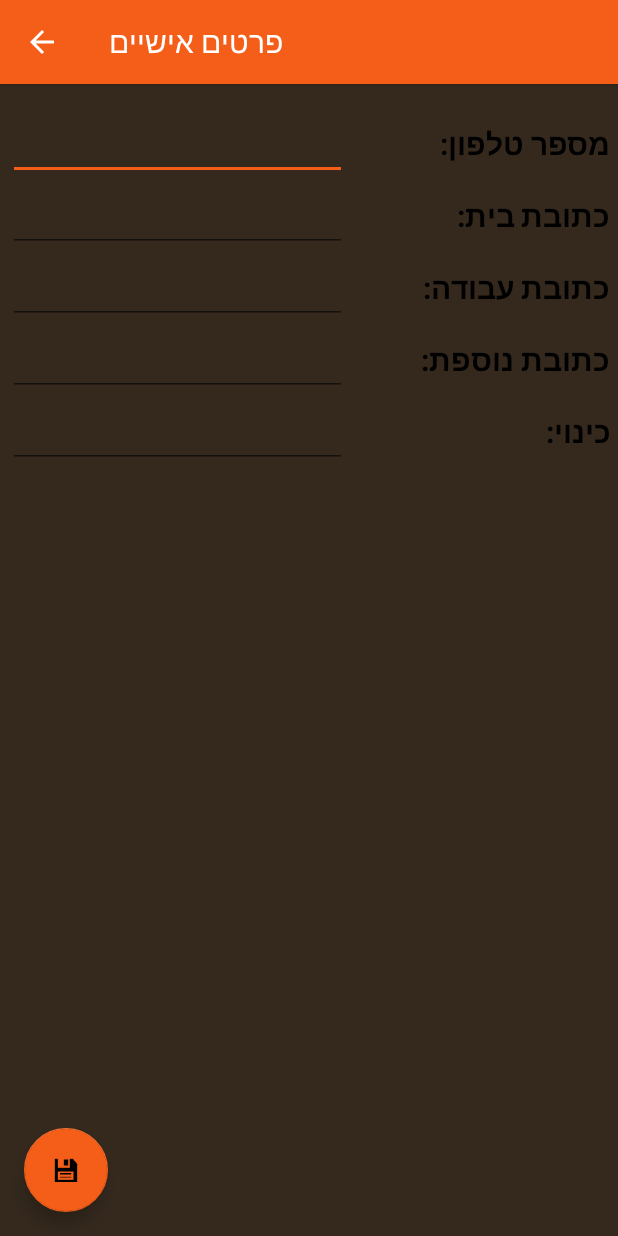
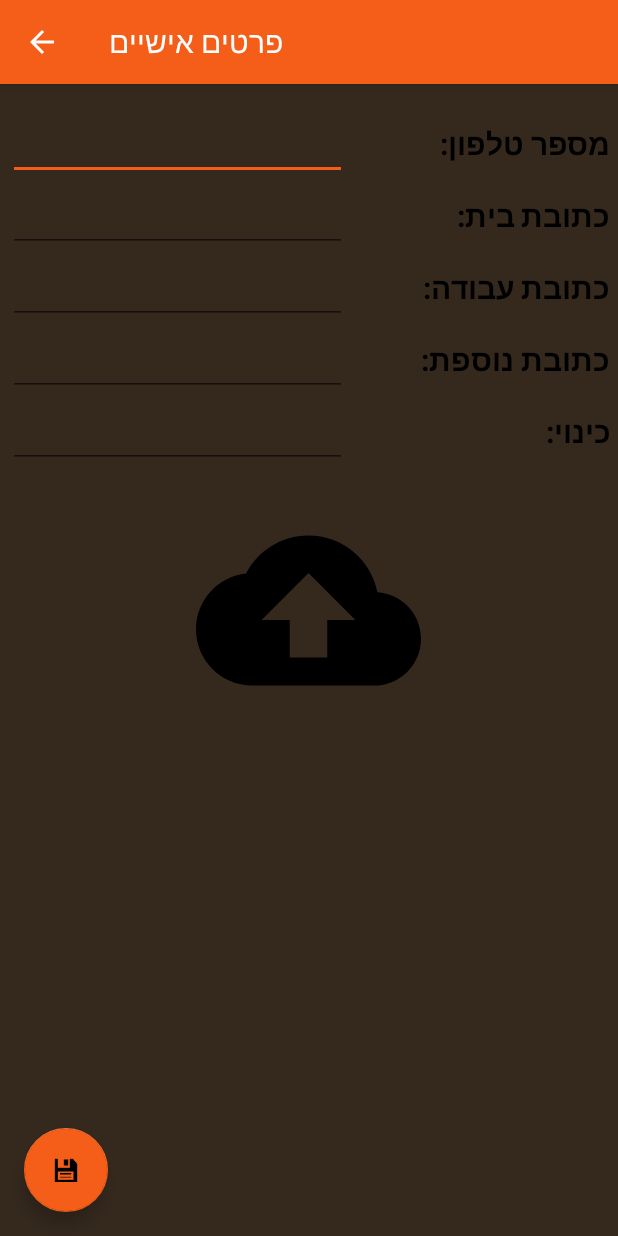
Before and after one commit to MohamedShker/ChickenGrill-master, an Android app: the screen it shows after launch once a user with an empty profile is signed in (PersonalInformationActivity), in the options menu, after a tap on "פרטים אישיים", on a phone screen of 412 x 824 dp. Run offline under Robolectric (Android 15) with nearby library versions, the phone set to English and light mode, and no system bars; our stand-ins replace Firebase (no records; nobody signed in at launch, a user with empty details on screens opened directly), Picasso; libraries missing offline, so code that uses them is left out: com.facebook, com.facebook.login; pictures from the network do not load; 3 statements that could not run were skipped.

Commit message:
done working on settings activity. now must work on some Animations.

```diff
--- a/app/src/main/java/tm/shker/mohamed/chickengrill/Activities/MainActivity.java
+++ b/app/src/main/java/tm/shker/mohamed/chickengrill/Activities/MainActivity.java
@@ -1,8 +1,15 @@
 package tm.shker.mohamed.chickengrill.Activities;
 
+import android.animation.AnimatorSet;
+import android.animation.ObjectAnimator;
+import android.animation.PropertyValuesHolder;
+import android.animation.ValueAnimator;
+import android.app.ActivityOptions;
 import android.content.Intent;
+import android.os.Build;
 import android.os.Bundle;
 import android.support.annotation.NonNull;
+import android.support.annotation.RequiresApi;
 import android.support.design.widget.FloatingActionButton;
 import android.support.design.widget.TabLayout;
 import android.support.v4.app.Fragment;
@@ -38,9 +45,10 @@ public class MainActivity extends AppCompatActivity  {
     private ViewPager viewPager;
     private TabLayout tabs;
     private ImageView background;
-    private String uid;
-    private DatabaseReference mealOrdersREF;
+//    private String uid;
+//    private DatabaseReference mealOrdersREF;
     private FirebaseAuth.AuthStateListener mAuthListener;
+    private FloatingActionButton fab;
 
     @Override
     protected void onCreate(Bundle savedInstanceState) {
@@ -49,17 +57,50 @@ public class MainActivity extends AppCompatActivity  {
         Toolbar toolbar = (Toolbar) findViewById(R.id.toolbar);
         setSupportActionBar(toolbar);
 
-        FloatingActionButton fab = (FloatingActionButton) findViewById(R.id.fabMainActivity);
+        fab = (FloatingActionButton) findViewById(R.id.fabMainActivity);
         fab.setOnClickListener(new View.OnClickListener() {
             @Override
-            public void onClick(View view) {
+            public void onClick(View v) {
                 Intent intent = new Intent(getApplicationContext(),ShoppingCartActivity.class);
-                startActivity(intent);
+                Bundle scaleBundle = null;
+                if (android.os.Build.VERSION.SDK_INT >= android.os.Build.VERSION_CODES.JELLY_BEAN) {
+                    scaleBundle = ActivityOptions.makeScaleUpAnimation(v, 0, 0, v.getWidth(), v.getHeight()).toBundle();
+                    startActivity(intent, scaleBundle);
+                }
+                else {
+                    startActivity(intent);
+                }
             }
         });
 
         /*added---------------------------------------------------*/
         testLogin();
+
+        Intent intent = getIntent();
+        String iCameBackFrom = intent.getStringExtra(Constants.I_CAME_BACK_FROM);
+
+        //if we came back from meal sides activity --> do animation ->>
+        if(iCameBackFrom != null) {
+            if (iCameBackFrom.equals("MealSidesActivity")) {
+                ObjectAnimator rotateAnimation = ObjectAnimator.ofFloat(fab, View.ROTATION, 360);
+                rotateAnimation.setDuration(400);
+                rotateAnimation.setRepeatCount(1);
+                rotateAnimation.setRepeatMode(ValueAnimator.REVERSE);
+
+                PropertyValuesHolder pvhX = PropertyValuesHolder.ofFloat(View.SCALE_X, 2);
+                PropertyValuesHolder pvhY = PropertyValuesHolder.ofFloat(View.SCALE_Y, 2);
+                ObjectAnimator scaleAnimation = ObjectAnimator.ofPropertyValuesHolder(fab, pvhX, pvhY);
+                scaleAnimation.setDuration(400);
+                scaleAnimation.setRepeatCount(1);
+                scaleAnimation.setRepeatMode(ValueAnimator.REVERSE);
+
+
+                AnimatorSet animatorSet = new AnimatorSet();
+                animatorSet.play(rotateAnimation).with(scaleAnimation);
+                animatorSet.setStartDelay(200);
+                animatorSet.start();
+            }
+        }
 
         //set adapter to the viewpager
         ArrayList<Fragment> myFrags = new ArrayList<Fragment>();
--- a/app/src/main/java/tm/shker/mohamed/chickengrill/Activities/PersonalInformationActivity.java
+++ b/app/src/main/java/tm/shker/mohamed/chickengrill/Activities/PersonalInformationActivity.java
@@ -1,7 +1,12 @@
 package tm.shker.mohamed.chickengrill.Activities;
 
+import android.animation.AnimatorSet;
+import android.animation.ObjectAnimator;
+import android.animation.ValueAnimator;
 import android.content.DialogInterface;
+import android.net.Uri;
 import android.os.Bundle;
+import android.provider.ContactsContract;
 import android.support.annotation.NonNull;
 import android.support.design.widget.FloatingActionButton;
 import android.support.design.widget.Snackbar;
@@ -13,18 +18,23 @@ import android.text.TextWatcher;
 import android.util.Log;
 import android.view.View;
 import android.widget.EditText;
+import android.widget.ImageView;
 import android.widget.Toast;
 
+import com.google.android.gms.auth.api.signin.GoogleSignInAccount;
 import com.google.android.gms.tasks.OnFailureListener;
 import com.google.android.gms.tasks.OnSuccessListener;
 import com.google.firebase.auth.FirebaseAuth;
+import com.google.firebase.auth.UserInfo;
 import com.google.firebase.database.DataSnapshot;
 import com.google.firebase.database.DatabaseError;
 import com.google.firebase.database.DatabaseReference;
 import com.google.firebase.database.FirebaseDatabase;
 import com.google.firebase.database.ValueEventListener;
+import com.squareup.picasso.Picasso;
 
 import java.util.ArrayList;
+import java.util.List;
 
 import tm.shker.mohamed.chickengrill.Managers.Constants;
 import tm.shker.mohamed.chickengrill.Objects.User;
@@ -32,6 +42,7 @@ import tm.shker.mohamed.chickengrill.R;
 
 public class PersonalInformationActivity extends AppCompatActivity {
     EditText etPIAPhoneNumber, etPIAHomeAddress, etPIAWorkAddress, etPIARandomAddress, etPIANickName;
+    ImageView ivPIAPhoto;
     String lastChar, uid;
     private int PreviousLength;
     private boolean deleting;
@@ -67,9 +78,21 @@ public class PersonalInformationActivity extends AppCompatActivity {
             }
         });
 
+
+//        //display photo for facebook and google users:
+//        List<? extends UserInfo> providerData = FirebaseAuth.getInstance().getCurrentUser().getProviderData();
+//        for (UserInfo profile : providerData) {
+//            if(profile.getProviderId().equals("facebook.com")) {
+//                String facebookuid = profile.getUid();
+//                String photoUrl = "https://graph.facebook.com/" + facebookuid + "/picture?height=500";
+//                Picasso.with(this).load(photoUrl).into(ivPIAPhoto);
+//            }
+//            else if(profile.getProviderId().equals("google.com")){
+//                String s = profile.getPhotoUrl().toString();
+//                Picasso.with(this).load(s).into(ivPIAPhoto);
+//            }
+//        }
     }
-
-
 
     private void initViews() {
         etPIAPhoneNumber = (EditText) findViewById(R.id.etPIAPhoneNumber);
@@ -77,6 +100,7 @@ public class PersonalInformationActivity extends AppCompatActivity {
         etPIAWorkAddress = (EditText) findViewById(R.id.etPIAWorkAddress);
         etPIARandomAddress = (EditText) findViewById(R.id.etPIARandomAddress);
         etPIANickName = (EditText) findViewById(R.id.etPIANickName);
+        ivPIAPhoto = (ImageView) findViewById(R.id.ivPIAPhoto);
 
     }
 
@@ -149,6 +173,16 @@ public class PersonalInformationActivity extends AppCompatActivity {
         userREF.child("addresses").setValue(addresses).addOnSuccessListener(new OnSuccessListener<Void>() {
             @Override
             public void onSuccess(Void aVoid) {
+                ObjectAnimator alphaAnimation = ObjectAnimator.ofFloat(ivPIAPhoto, View.ALPHA,0);
+                alphaAnimation.setRepeatCount(1);
+                alphaAnimation.setDuration(800);
+                alphaAnimation.setRepeatMode(ValueAnimator.REVERSE);
+                alphaAnimation.start();
+
+
+//                AnimatorSet animatorSet = new AnimatorSet();
+//                animatorSet.play(alphaAnimation);
+
                 Toast.makeText(PersonalInformationActivity.this, "הפרטים נשמרו בהצלחה", Toast.LENGTH_SHORT).show();
             }
         }).addOnFailureListener(new OnFailureListener() {
--- /dev/null
+++ b/app/src/main/res/drawable/ic_cloud_upload_black_24dp.xml
@@ -0,0 +1,9 @@
+<vector xmlns:android="http://schemas.android.com/apk/res/android"
+        android:width="24dp"
+        android:height="24dp"
+        android:viewportWidth="24.0"
+        android:viewportHeight="24.0">
+    <path
+        android:fillColor="#FF000000"
+        android:pathData="M19.35,10.04C18.67,6.59 15.64,4 12,4 9.11,4 6.6,5.64 5.35,8.04 2.34,8.36 0,10.91 0,14c0,3.31 2.69,6 6,6h13c2.76,0 5,-2.24 5,-5 0,-2.64 -2.05,-4.78 -4.65,-4.96zM14,13v4h-4v-4H7l5,-5 5,5h-3z"/>
+</vector>
--- a/app/src/main/res/layout/content_personal_information.xml
+++ b/app/src/main/res/layout/content_personal_information.xml
@@ -60,7 +60,8 @@
                 android:layout_weight="2"
                 android:textSize="20sp"
                 android:textColor="@color/white"
-                android:maxLines="3"
+                android:maxLines="2"
+                android:maxLength="100"
                 android:id="@+id/etPIAHomeAddress"
                 />
 
@@ -88,7 +89,8 @@
                 android:layout_weight="2"
                 android:textSize="20sp"
                 android:textColor="@color/white"
-                android:maxLines="3"
+                android:maxLines="2"
+                android:maxLength="100"
                 android:id="@+id/etPIAWorkAddress"
                 />
 
@@ -116,7 +118,8 @@
                 android:layout_weight="2"
                 android:textSize="20sp"
                 android:textColor="@color/white"
-                android:maxLines="3"
+                android:maxLines="2"
+                android:maxLength="100"
                 android:id="@+id/etPIARandomAddress"
                 />
 
@@ -144,7 +147,8 @@
                 android:layout_weight="2"
                 android:textSize="20sp"
                 android:textColor="@color/white"
-                android:maxLines="3"
+                android:maxLines="2"
+                android:maxLength="100"
                 android:id="@+id/etPIANickName"
                 />
 
@@ -160,6 +164,14 @@
 
         </LinearLayout>
 
+        <ImageView
+            android:layout_width="150dp"
+            android:layout_height="150dp"
+            android:layout_gravity="center_horizontal"
+            android:src="@drawable/ic_cloud_upload_black_24dp"
+            android:layout_marginTop="20dp"
+            android:id="@+id/ivPIAPhoto"/>
+
     </LinearLayout>
 
 </RelativeLayout>
```
Also changed, not shown: app/src/main/AndroidManifest.xml (+0 -8 lines), app/src/main/java/tm/shker/mohamed/chickengrill/Activities/MealSidesActivity.java (+8 -6 lines), app/src/main/java/tm/shker/mohamed/chickengrill/Managers/Constants.java (+8 -4 lines), app/src/main/res/drawable/ic_notifications_black_24dp.xml (deleted, +0 -9 lines), app/src/main/res/drawable/ic_sync_black_24dp.xml (deleted, +0 -9 lines), app/src/main/res/drawable/ic_verified_user_black_24dp.xml (added, +9 -0 lines), app/src/main/res/layout/content_shopping_cart.xml (+23 -0 lines), 1 other file.
